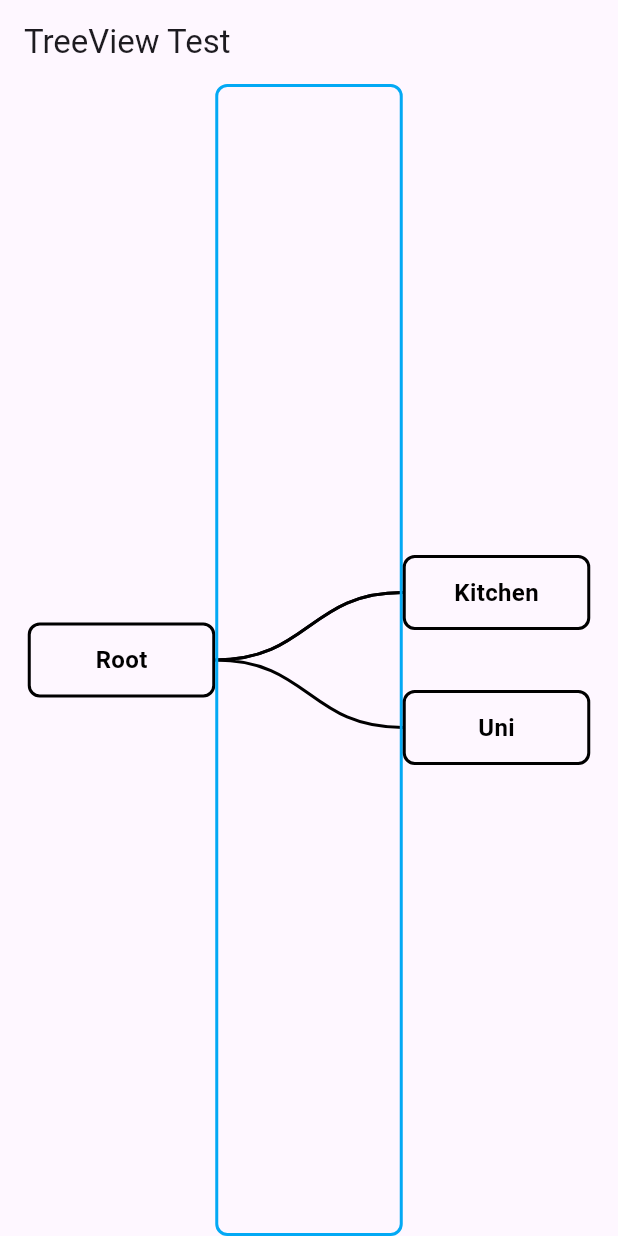
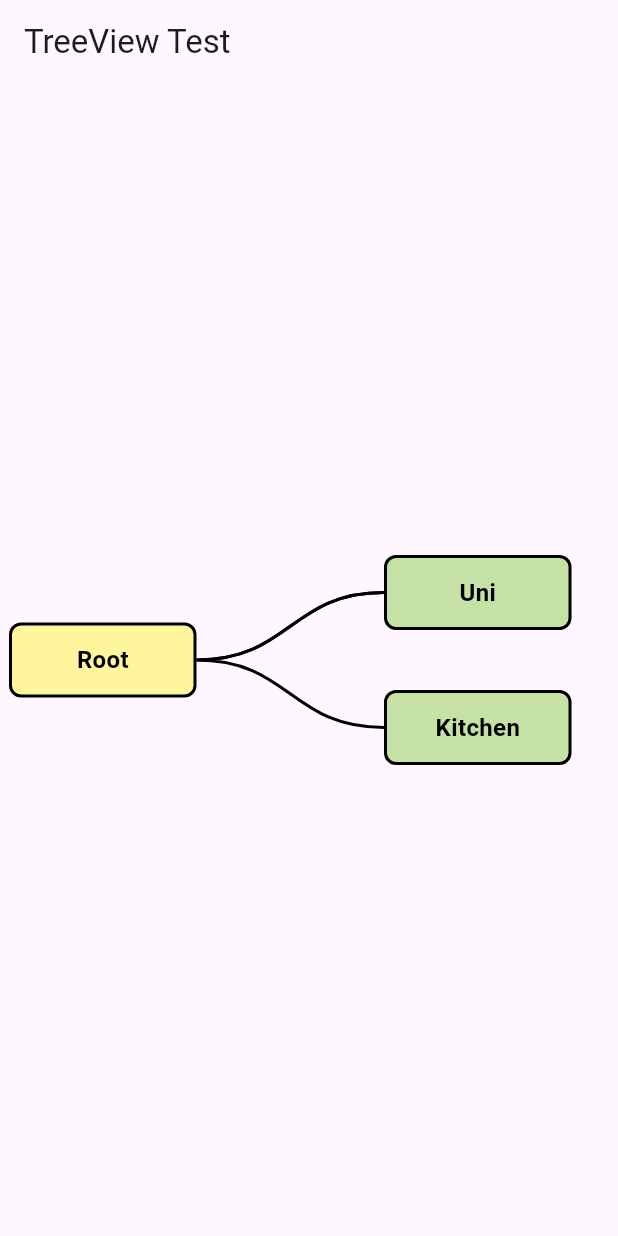
Before and after one commit to ninamaria31/TreeDoList, a Flutter app: the screen it shows after launch, on a phone screen of 412 x 824 dp. Run offline on Flutter 3.47's test engine with Material 3 defaults, Android fonts, the phone set to English and light mode, and no system bars; drawn by our look-alikes of carousel_slider; missing offline and left inert: snap_scroll_physics.

Commit message:
The regular tree view in its most basic form is working. The connection layer works as long as there are not to many nodes on the right side.

```diff
--- a/lib/tree/tree.dart
+++ b/lib/tree/tree.dart
@@ -47,20 +47,23 @@ class TreeNode {
     // probably more overhead :/
     // int res = (lhs.dueDate ?? DateTime(0)).compareTo(rhs.dueDate ?? DateTime(0));
     // return res == 0 ? lhs.id.compareTo(rhs.id) : res;
-    if (lhs.dueDate == null && rhs.dueDate == null) {
-      return lhs.id.compareTo(rhs.id);
-    }
-    if (lhs.dueDate == null) {
-      return -1;
-    }
-    if (rhs.dueDate == null) {
-      return 1;
-    }
-    int ret = lhs.dueDate!.compareTo(rhs.dueDate!);
-    if (ret == 0) {
-      return lhs.id.compareTo(rhs.id);
-    }
-    return ret;
+
+    // comparator for ordering based on dueDate
+    //if (lhs.dueDate == null && rhs.dueDate == null) {
+    //  return lhs.id.compareTo(rhs.id);
+    //}
+    //if (lhs.dueDate == null) {
+    //  return -1;
+    //}
+    //if (rhs.dueDate == null) {
+    //  return 1;
+    //}
+    //int ret = lhs.dueDate!.compareTo(rhs.dueDate!);
+    //if (ret == 0) {
+    //  return lhs.id.compareTo(rhs.id);
+    //}
+    //return ret;
+    return (lhs.priority == rhs.priority) ? lhs.id.compareTo(rhs.id) : lhs.priority.index.compareTo(rhs.priority.index);
   };
   /// Constructor for TreeNodes
   ///
@@ -206,7 +209,7 @@ class BitonicSequence {
     }
     BitonicSequence res = BitonicSequence(nodes.first);
     for (int i = 1; i < nodes.length; i++) {
-      if (i % 2 == 0) {
+      if (i % 2 == 1) {
         res.top.insert(0, nodes.elementAt(i));
       } else {
         res.bottom.add(nodes.elementAt(i));
@@ -237,6 +240,19 @@ class BitonicSequence {
       return res + top.length;
     }
     return -1;
+  }
+
+  TreeNode elementAt(int index) {
+    RangeError.checkNotNegative(index, "index");
+    int topLength = top.length;
+    if (index < topLength) {
+      return top[index];
+    } else if (index == topLength) {
+      return center!;
+    } else if (index <= topLength +  bottom.length){
+      return bottom[index - topLength - 1];
+    }
+    throw IndexError.withLength(index, length);
   }
 }
 
--- a/lib/tree/tree_view.dart
+++ b/lib/tree/tree_view.dart
@@ -1,4 +1,3 @@
-
 import 'dart:math';
 
 import 'package:flutter/material.dart';
@@ -6,10 +5,11 @@ import 'package:tree_do/tree/tree_vis_elements.dart';
 import 'tree.dart';
 import 'package:snap_scroll_physics/snap_scroll_physics.dart';
 import '../app_constants.dart';
-
+import 'package:carousel_slider/carousel_slider.dart';
 
 class TreeView extends StatefulWidget {
   final Tree todoTree;
+
   const TreeView({super.key, required this.todoTree});
 
   @override
@@ -20,21 +20,26 @@ class TreeViewState extends State<TreeView> {
   Tree todoTree;
   TreeNode center;
   // final ScrollController _scrollController = ScrollController();
+  CarouselController _controller = CarouselController();
+  BitonicSequence bitonicSiblings;
+  BitonicSequence bitonicChildren;
 
-  TreeViewState({required this.todoTree}) : center = todoTree.root;
+  TreeViewState({required this.todoTree})
+      : center = todoTree.root,
+        bitonicSiblings = BitonicSequence(todoTree.root),
+        bitonicChildren = BitonicSequence.fromIterable(todoTree.root.children);
 
   @override
   void initState() {
     super.initState();
-
   }
 
   @override
   Widget build(BuildContext context) {
-    BitonicSequence bitonicSiblings = BitonicSequence.fromNode(center);
-    BitonicSequence bitonicChildren = BitonicSequence.fromIterable(center.children);
     return LayoutBuilder(builder: (context, constraints) {
-      BezierHeightGenerator bezierHeights = BezierHeightGenerator(bitonicSiblings.length, bitonicChildren.length, forceHeight: constraints.maxHeight);
+      BezierHeightGenerator bezierHeights = BezierHeightGenerator(
+          bitonicSiblings.length, bitonicChildren.length,
+          forceHeight: constraints.maxHeight);
       return Container(
         //decoration: BoxDecoration(
         //  border: Border.all(
@@ -42,31 +47,41 @@ class TreeViewState extends State<TreeView> {
         //  borderRadius: BorderRadius.circular(8),
         //),
         height: MediaQuery.of(context).size.height,
+        child: Padding(
+          padding: const EdgeInsets.only(left: 6, right: 6),
           child: Row(
-          mainAxisAlignment: MainAxisAlignment.center,
+            mainAxisAlignment: MainAxisAlignment.start,
             children: [
               // just assuming that this is not going to be null seems sketchy but every valid node has valid siblings (they include the center node as well)
-            NodeList(bitonicSiblings, onHorDragEndCallback: onHorDragEndCallbackParent),
+              NodeList(
+                  items: bitonicSiblings,
+                  height: bezierHeights.height,
+                  controller: _controller,
+                  onChangeCallback: onScrollChangeCallback,
+                  onHorDragEndCallback: onHorDragEndCallbackParent),
               CustomPaint(
-              // this looks kind of cursed but it just calculates the common start of the berzier curves as well as the ends
-              // TODO: create functions for start and endpoint generation also take into consideration,
-              //  that the starting point is not always right in the middle
-                painter: ConnectionLayerPainter(bezierHeights.leftBezierHeights[bitonicSiblings.indexOf(center)],
-                  bezierHeights.rightBezierHeights
-                ),
+                painter: ConnectionLayerPainter(
+                    bezierHeights
+                        .rightBezierCenter, //.leftBezierHeights[bitonicSiblings.indexOf(center)],
+                    bezierHeights.rightBezierHeights),
                 child: Container(
-                  decoration: BoxDecoration(
-                    border: Border.all(
-                        color: Colors.lightBlue, width: AppConstants.nodeLineWidth),
-                    borderRadius: BorderRadius.circular(8),
-                  ),
+                  //decoration: BoxDecoration(
+                  //  border: Border.all(
+                  //      color: Colors.lightBlue,
+                  //      width: AppConstants.nodeLineWidth),
+                  //  borderRadius: BorderRadius.circular(8),
+                  //),
                   width: AppConstants.canvasWidth,
                   height: bezierHeights.height,
                 ),
               ),
-            if(bitonicChildren.center != null)
-            NodeList(bitonicChildren, onHorDragEndCallback: onHorDragEndCallbackChild)
+              if (bitonicChildren.center != null)
+                NodeList(
+                    items: bitonicChildren,
+                    height: bezierHeights.height,
+                    onHorDragEndCallback: onHorDragEndCallbackChild),
             ],
+          ),
         ),
       );
     });
@@ -76,7 +91,7 @@ class TreeViewState extends State<TreeView> {
     List<double> res = [];
 
     double pos = AppConstants.interNodeDistance / 2;
-    for (int i = 0; i < numberOfChildren; i++){
+    for (int i = 0; i < numberOfChildren; i++) {
       res.add(pos);
       pos += AppConstants.interNodeDistance;
     }
@@ -88,16 +103,35 @@ class TreeViewState extends State<TreeView> {
       setState(() {
         // could check for primary velocity
         if (details.primaryVelocity != null) {
-        center = node;
+          newCenter(center = node);
         }
       });
 
   void onHorDragEndCallbackParent(TreeNode node, DragEndDetails details) =>
       setState(() {
-        if (details.primaryVelocity != null && node.parent!= null) {
-          center = node.parent!;
+        if (details.primaryVelocity != null && node.parent != null) {
+          newCenter(node.parent!);
         }
       });
+  void onScrollChangeCallback(int index, CarouselPageChangedReason reason) =>
+      setState(() {
+        if (reason == CarouselPageChangedReason.manual) {
+          shiftCenter(bitonicSiblings.elementAt(index));
+        }
+      });
+
+  void newCenter(TreeNode newCenter) {
+    center = newCenter;
+    bitonicSiblings = BitonicSequence.fromNode(center);
+    bitonicChildren = BitonicSequence.fromIterable(center.children);
+    var index = bitonicSiblings.indexOf(center);
+    _controller.jumpToPage(index);
+  }
+
+  void shiftCenter(TreeNode sCenter) {
+    center = sCenter;
+    bitonicChildren = BitonicSequence.fromIterable(center.children);
+  }
 }
 
 /// Generates the heights where the bezier curves start end end
@@ -111,11 +145,13 @@ class BezierHeightGenerator {
   late double _leftCanvasOffset;
   late double _rightCanvasOffset;
 
-  BezierHeightGenerator(int numberOfNodesLeft, int numberOfNodesRight, {double? forceHeight}) :
-        _numberOfChildrenLeft = numberOfNodesLeft,
+  BezierHeightGenerator(int numberOfNodesLeft, int numberOfNodesRight,
+      {double? forceHeight})
+      : _numberOfChildrenLeft = numberOfNodesLeft,
         _numberOfChildrenRight = numberOfNodesRight,
         _leftCanvasHeight = AppConstants.interNodeDistance * numberOfNodesLeft,
-        _rightCanvasHeight = AppConstants.interNodeDistance * numberOfNodesRight {
+        _rightCanvasHeight =
+            AppConstants.interNodeDistance * numberOfNodesRight {
     height = forceHeight ?? max(_leftCanvasHeight, _rightCanvasHeight);
     _leftCanvasOffset = (_leftCanvasHeight - height).abs() / 2;
     _rightCanvasOffset = (_rightCanvasHeight - height).abs() / 2;
@@ -124,16 +160,21 @@ class BezierHeightGenerator {
   List<double> get leftBezierHeights {
     return _calcBezierHeights(_leftCanvasOffset, _numberOfChildrenLeft);
   }
+
   List<double> get rightBezierHeights {
     return _calcBezierHeights(_rightCanvasOffset, _numberOfChildrenRight);
   }
+
+  double get rightBezierCenter => height / 2;
 
   List<double> _calcBezierHeights(double offset, int numberOfChildren) {
     if (numberOfChildren == 0) {
       return [];
     }
-    List<double> result = [offset + AppConstants.verticalNodePadding + AppConstants.nodeHeight / 2];
-    for(int i = 1; i < numberOfChildren; i++) {
+    List<double> result = [
+      offset + AppConstants.verticalNodePadding + AppConstants.nodeHeight / 2
+    ];
+    for (int i = 1; i < numberOfChildren; i++) {
       result.add(result.last + AppConstants.interNodeDistance);
     }
     return result;
@@ -142,15 +183,24 @@ class BezierHeightGenerator {
 
 class NodeList extends StatelessWidget {
   final ScrollController _scrollController;
-  final BitonicSequence _halves;
+  final BitonicSequence items;
   final void Function(TreeNode, DragEndDetails)? onHorDragEndCallback;
+  final double height;
+  final CarouselController? controller;
+  final Function(int, CarouselPageChangedReason)? onChangeCallback;
 
-  NodeList(this._halves, {super.key, this.onHorDragEndCallback})
+  NodeList(
+      {required this.items,
+      required this.height,
+      this.controller,
+      this.onChangeCallback,
+      super.key,
+      this.onHorDragEndCallback})
       : _scrollController = ScrollController();
 
   @override
   Widget build(BuildContext context) {
-    if (_halves.center == null) {
+    if (items.center == null) {
       return Container();
     }
     return Container(
@@ -160,25 +210,46 @@ class NodeList extends StatelessWidget {
         //  borderRadius: BorderRadius.circular(8),
         //),
         width: AppConstants.nodeWidth,
-      height: (_halves.length)*(AppConstants.verticalNodePadding * 2 + AppConstants.nodeHeight),
-      child: ListView(
+        height: controller != null
+            ? height
+            : items.length *
+                (AppConstants.nodeHeight +
+                    2 * AppConstants.verticalNodePadding),
+        child: controller != null
+            ? CarouselSlider(
+                options: CarouselOptions(
+                    height: height,
+                    enlargeCenterPage: false,
+                    enableInfiniteScroll: false,
+                    scrollDirection: Axis.vertical,
+                    viewportFraction: AppConstants.interNodeDistance / height,
+                    onPageChanged: onChangeCallback
+                ),
+                carouselController: controller,
+                items: List.from(_buildTreeNodesListItems(items.top))
+                  ..addAll(_buildTreeNodesListItems([items.center!]))
+                  ..addAll(_buildTreeNodesListItems(items.bottom)))
+            : ListView(
                 controller: _scrollController,
                 physics: SnapScrollPhysics.builder(getSnaps),
                 scrollDirection: Axis.vertical,
-        children: List.from(
-            _buildTreeNodesListItems(_halves.top))
-            ..addAll(_buildTreeNodesListItems([_halves.center!]))
-            ..addAll(_buildTreeNodesListItems(_halves.bottom))),
-    );
+                children: List.from(_buildTreeNodesListItems(items.top))
+                  ..addAll(_buildTreeNodesListItems([items.center!]))
+                  ..addAll(_buildTreeNodesListItems(items.bottom))));
   }
 
   List<Widget> _buildTreeNodesListItems(List<TreeNode> nodes) {
-    return nodes.map((n) => NodeWidget(node: n, onHorDragEndCallback: onHorDragEndCallback,)).toList();
+    return nodes
+        .map((n) => NodeWidget(
+              node: n,
+              onHorDragEndCallback: onHorDragEndCallback,
+            ))
+        .toList();
   }
 
   List<Snap> getSnaps() {
     List<Snap> res = [];
-    for (int i = 0; i < _halves.top.length + 1 + _halves.bottom.length; i++) {
+    for (int i = 0; i < items.top.length + 1 + items.bottom.length; i++) {
       res.add(Snap(AppConstants.interNodeDistance * i,
           distance: AppConstants.interNodeDistance / 2));
     }
--- a/lib/tree/tree_vis_elements.dart
+++ b/lib/tree/tree_vis_elements.dart
@@ -73,6 +73,7 @@ class NodeWidget extends StatelessWidget {
 
   @override
   Widget build(BuildContext context) {
+    Color color = (node.priority == Priority.low) ? Colors.lightGreen.shade200 : (node.priority == Priority.medium) ? Colors.yellow.shade200 : Colors.red.shade200;
     return GestureDetector(
       onTap: () => onTapCallback?.call(node, context),
       onHorizontalDragEnd: (details) => onHorDragEndCallback?.call(node, details),
@@ -84,6 +85,7 @@ class NodeWidget extends StatelessWidget {
               height: AppConstants.nodeHeight,
               width: AppConstants.nodeWidth,
               decoration: BoxDecoration(
+                color: color,
                 border: Border.all(
                     color: Colors.black, width: AppConstants.nodeLineWidth),
                 borderRadius:
--- a/pubspec.yaml
+++ b/pubspec.yaml
@@ -37,6 +37,7 @@ dependencies:
   # Use with the CupertinoIcons class for iOS style icons.
   cupertino_icons: ^1.0.2
   snap_scroll_physics: ^0.0.1+3
+  carousel_slider: ^4.2.1
 
 dev_dependencies:
   flutter_test:
```
Also changed, not shown: pubspec.lock. Lines whose indentation alone changed are shown as unchanged.
